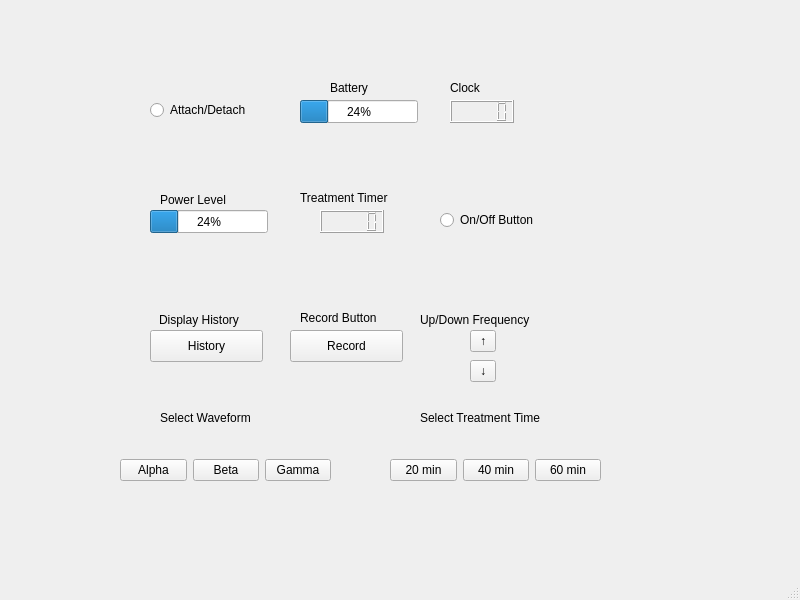
This is mainwindow.ui in j4d3l1/CES as Qt 5 draws it before an edit. The edited form follows.
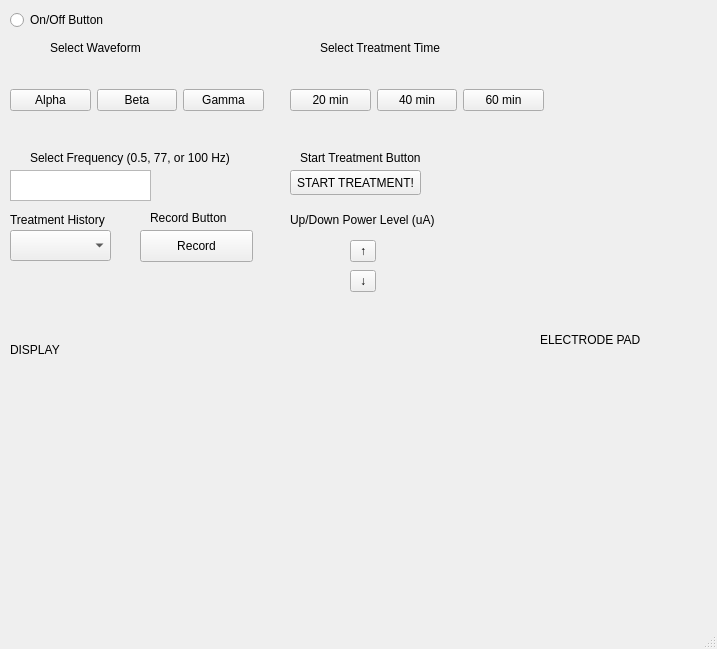
This is the edited form.

Commit message: jade - added ui for display and electrodepads, header files for display, electrodepads, cesdevice

The edit to the form file:
```diff
--- a/mainwindow.ui
+++ b/mainwindow.ui
@@ -6,91 +6,19 @@
    <rect>
     <x>0</x>
     <y>0</y>
-    <width>800</width>
-    <height>600</height>
+    <width>717</width>
+    <height>649</height>
    </rect>
   </property>
   <property name="windowTitle">
    <string>MainWindow</string>
   </property>
   <widget class="QWidget" name="centralwidget">
-   <widget class="QProgressBar" name="progressBar">
+   <widget class="QToolButton" name="powerLevelUpButton">
     <property name="geometry">
      <rect>
-      <x>300</x>
-      <y>100</y>
-      <width>118</width>
-      <height>23</height>
-     </rect>
-    </property>
-    <property name="value">
-     <number>24</number>
-    </property>
-   </widget>
-   <widget class="QLabel" name="label">
-    <property name="geometry">
-     <rect>
-      <x>330</x>
-      <y>80</y>
-      <width>60</width>
-      <height>16</height>
-     </rect>
-    </property>
-    <property name="text">
-     <string>Battery</string>
-    </property>
-   </widget>
-   <widget class="QLCDNumber" name="lcdNumber">
-    <property name="geometry">
-     <rect>
-      <x>450</x>
-      <y>100</y>
-      <width>64</width>
-      <height>23</height>
-     </rect>
-    </property>
-   </widget>
-   <widget class="QLabel" name="label_2">
-    <property name="geometry">
-     <rect>
-      <x>450</x>
-      <y>80</y>
-      <width>60</width>
-      <height>16</height>
-     </rect>
-    </property>
-    <property name="text">
-     <string>Clock</string>
-    </property>
-   </widget>
-   <widget class="QLCDNumber" name="lcdNumber_2">
-    <property name="geometry">
-     <rect>
-      <x>320</x>
-      <y>210</y>
-      <width>64</width>
-      <height>23</height>
-     </rect>
-    </property>
-   </widget>
-   <widget class="QLabel" name="label_4">
-    <property name="geometry">
-     <rect>
-      <x>300</x>
-      <y>190</y>
-      <width>111</width>
-      <height>16</height>
-     </rect>
-    </property>
-    <property name="text">
-     <string>Treatment Timer</string>
-    </property>
-   </widget>
-   <widget class="QToolButton" name="toolButton">
-    <property name="geometry">
-     <rect>
-      <x>470</x>
-      <y>330</y>
+      <x>350</x>
+      <y>240</y>
       <width>26</width>
       <height>22</height>
      </rect>
@@ -102,8 +30,8 @@
    <widget class="QToolButton" name="toolButton_2">
     <property name="geometry">
      <rect>
-      <x>470</x>
-      <y>360</y>
+      <x>350</x>
+      <y>270</y>
       <width>26</width>
       <height>22</height>
      </rect>
@@ -115,21 +43,21 @@
    <widget class="QLabel" name="label_5">
     <property name="geometry">
      <rect>
-      <x>420</x>
-      <y>310</y>
-      <width>131</width>
+      <x>290</x>
+      <y>210</y>
+      <width>161</width>
       <height>20</height>
      </rect>
     </property>
     <property name="text">
-     <string>Up/Down Frequency</string>
+     <string>Up/Down Power Level (uA)</string>
     </property>
    </widget>
    <widget class="QPushButton" name="pushButton_2">
     <property name="geometry">
      <rect>
-      <x>290</x>
-      <y>330</y>
+      <x>140</x>
+      <y>230</y>
       <width>113</width>
       <height>32</height>
      </rect>
@@ -141,8 +69,8 @@
    <widget class="QLabel" name="label_6">
     <property name="geometry">
      <rect>
-      <x>300</x>
-      <y>310</y>
+      <x>150</x>
+      <y>210</y>
       <width>111</width>
       <height>16</height>
      </rect>
@@ -154,21 +82,8 @@
    <widget class="QRadioButton" name="radioButton">
     <property name="geometry">
      <rect>
-      <x>150</x>
-      <y>100</y>
-      <width>111</width>
-      <height>20</height>
-     </rect>
-    </property>
-    <property name="text">
-     <string>Attach/Detach</string>
-    </property>
-   </widget>
-   <widget class="QRadioButton" name="radioButton_2">
-    <property name="geometry">
-     <rect>
-      <x>440</x>
-      <y>210</y>
+      <x>10</x>
+      <y>10</y>
       <width>111</width>
       <height>20</height>
      </rect>
@@ -177,64 +92,25 @@
      <string>On/Off Button</string>
     </property>
    </widget>
-   <widget class="QPushButton" name="pushButton">
-    <property name="geometry">
-     <rect>
-      <x>150</x>
-      <y>330</y>
-      <width>113</width>
-      <height>32</height>
-     </rect>
-    </property>
-    <property name="text">
-     <string>History</string>
-    </property>
-   </widget>
    <widget class="QLabel" name="label_3">
     <property name="geometry">
      <rect>
-      <x>159</x>
-      <y>310</y>
-      <width>91</width>
-      <height>20</height>
-     </rect>
-    </property>
-    <property name="text">
-     <string>Display History</string>
-    </property>
-   </widget>
-   <widget class="QProgressBar" name="progressBar_2">
-    <property name="geometry">
-     <rect>
-      <x>150</x>
+      <x>10</x>
       <y>210</y>
-      <width>118</width>
-      <height>23</height>
-     </rect>
-    </property>
-    <property name="value">
-     <number>24</number>
-    </property>
-   </widget>
-   <widget class="QLabel" name="label_7">
-    <property name="geometry">
-     <rect>
-      <x>160</x>
-      <y>190</y>
-      <width>81</width>
+      <width>101</width>
       <height>20</height>
      </rect>
     </property>
     <property name="text">
-     <string>Power Level</string>
+     <string>Treatment History</string>
     </property>
    </widget>
    <widget class="QWidget" name="horizontalLayoutWidget">
     <property name="geometry">
      <rect>
-      <x>390</x>
-      <y>430</y>
-      <width>211</width>
+      <x>290</x>
+      <y>60</y>
+      <width>254</width>
       <height>80</height>
      </rect>
     </property>
@@ -265,8 +141,8 @@
    <widget class="QLabel" name="label_8">
     <property name="geometry">
      <rect>
-      <x>420</x>
-      <y>410</y>
+      <x>320</x>
+      <y>40</y>
       <width>141</width>
       <height>16</height>
      </rect>
@@ -278,8 +154,8 @@
    <widget class="QLabel" name="label_9">
     <property name="geometry">
      <rect>
-      <x>160</x>
-      <y>410</y>
+      <x>50</x>
+      <y>40</y>
       <width>141</width>
       <height>16</height>
      </rect>
@@ -291,9 +167,9 @@
    <widget class="QWidget" name="horizontalLayoutWidget_2">
     <property name="geometry">
      <rect>
-      <x>120</x>
-      <y>430</y>
-      <width>211</width>
+      <x>10</x>
+      <y>60</y>
+      <width>254</width>
       <height>81</height>
      </rect>
     </property>
@@ -321,6 +197,120 @@
      </item>
     </layout>
    </widget>
+   <widget class="QComboBox" name="historySelector">
+    <property name="geometry">
+     <rect>
+      <x>10</x>
+      <y>230</y>
+      <width>101</width>
+      <height>31</height>
+     </rect>
+    </property>
+   </widget>
+   <widget class="QTextEdit" name="frequencyUI">
+    <property name="geometry">
+     <rect>
+      <x>10</x>
+      <y>170</y>
+      <width>141</width>
+      <height>31</height>
+     </rect>
+    </property>
+    <property name="html">
+     <string>&lt;!DOCTYPE HTML PUBLIC &quot;-//W3C//DTD HTML 4.0//EN&quot; &quot;http://www.w3.org/TR/REC-html40/strict.dtd&quot;&gt;
+&lt;html&gt;&lt;head&gt;&lt;meta name=&quot;qrichtext&quot; content=&quot;1&quot; /&gt;&lt;style type=&quot;text/css&quot;&gt;
+p, li { white-space: pre-wrap; }
+&lt;/style&gt;&lt;/head&gt;&lt;body style=&quot; font-family:'Noto Sans'; font-size:9pt; font-weight:400; font-style:normal;&quot;&gt;
+&lt;p style=&quot;-qt-paragraph-type:empty; margin-top:0px; margin-bottom:0px; margin-left:0px; margin-right:0px; -qt-block-indent:0; text-indent:0px;&quot;&gt;&lt;br /&gt;&lt;/p&gt;&lt;/body&gt;&lt;/html&gt;</string>
+    </property>
+   </widget>
+   <widget class="QLabel" name="label_10">
+    <property name="geometry">
+     <rect>
+      <x>30</x>
+      <y>150</y>
+      <width>211</width>
+      <height>16</height>
+     </rect>
+    </property>
+    <property name="text">
+     <string>Select Frequency (0.5, 77, or 100 Hz)</string>
+    </property>
+   </widget>
+   <widget class="QPushButton" name="startTreatment">
+    <property name="geometry">
+     <rect>
+      <x>290</x>
+      <y>170</y>
+      <width>131</width>
+      <height>25</height>
+     </rect>
+    </property>
+    <property name="text">
+     <string>START TREATMENT!</string>
+    </property>
+   </widget>
+   <widget class="QLabel" name="label_7">
+    <property name="geometry">
+     <rect>
+      <x>300</x>
+      <y>150</y>
+      <width>131</width>
+      <height>16</height>
+     </rect>
+    </property>
+    <property name="text">
+     <string>Start Treatment Button</string>
+    </property>
+   </widget>
+   <widget class="QWidget" name="horizontalLayoutWidget_3">
+    <property name="geometry">
+     <rect>
+      <x>10</x>
+      <y>360</y>
+      <width>511</width>
+      <height>241</height>
+     </rect>
+    </property>
+    <layout class="QHBoxLayout" name="displayHolder"/>
+   </widget>
+   <widget class="QLabel" name="label_4">
+    <property name="geometry">
+     <rect>
+      <x>10</x>
+      <y>340</y>
+      <width>101</width>
+      <height>20</height>
+     </rect>
+    </property>
+    <property name="text">
+     <string>DISPLAY</string>
+    </property>
+   </widget>
+   <widget class="QWidget" name="horizontalLayoutWidget_4">
+    <property name="geometry">
+     <rect>
+      <x>540</x>
+      <y>360</y>
+      <width>161</width>
+      <height>111</height>
+     </rect>
+    </property>
+    <layout class="QHBoxLayout" name="electrodePadHolder"/>
+   </widget>
+   <widget class="QLabel" name="label_11">
+    <property name="geometry">
+     <rect>
+      <x>540</x>
+      <y>330</y>
+      <width>101</width>
+      <height>20</height>
+     </rect>
+    </property>
+    <property name="text">
+     <string>ELECTRODE PAD</string>
+    </property>
+   </widget>
   </widget>
   <widget class="QMenuBar" name="menubar">
    <property name="geometry">
```
Left out of the diff: 20 changed lines with no effect on the pictures. The commit also changes 11 other files.
